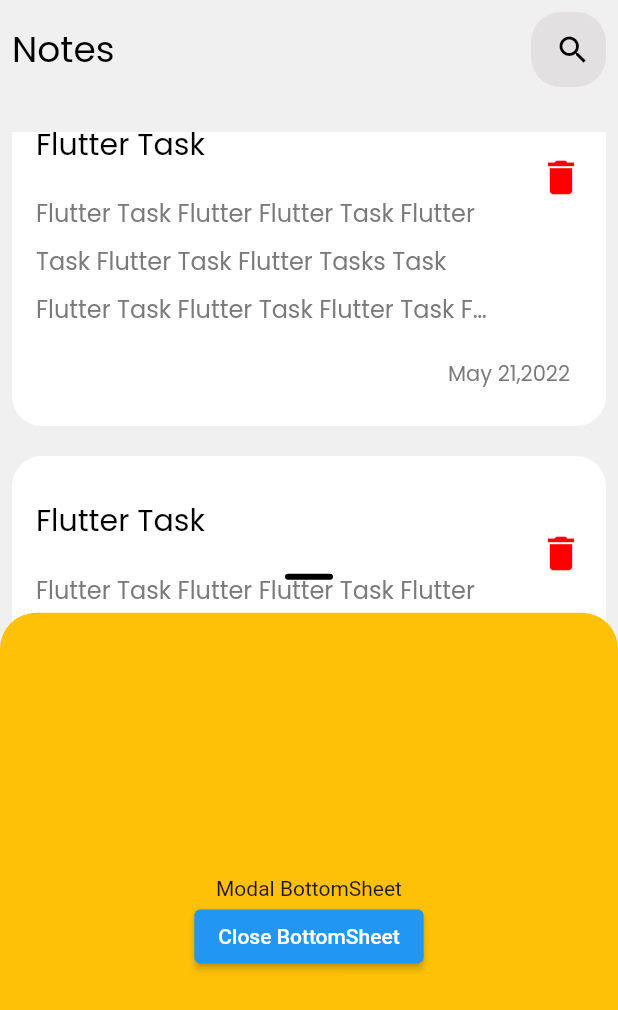
After one commit to EzatRashad/notes_app, a Flutter app: the screen it shows after launch, scrolled down 2304 dp, after a tap on the "add" icon, on a phone screen of 412 x 824 dp. The commit adds this screen. Shown: the top 1010 px of the screen. Run offline on Flutter 3.47's test engine with Material 2 defaults, Android fonts, the phone set to English and light mode, and no system bars.

Commit message:
add  floatingActionButton and showModalBottomSheet

```diff
--- a/lib/presentation/ui/home/home.dart
+++ b/lib/presentation/ui/home/home.dart
@@ -1,6 +1,7 @@
 import 'package:flutter/material.dart';
 import 'package:notes_hive/core/themes/colors.dart';
 import 'package:notes_hive/core/utiles/utiles.dart';
+import 'package:notes_hive/presentation/ui/home/widgets/bottomSheet_body.dart';
 import 'package:notes_hive/presentation/ui/home/widgets/custom_appbar.dart';
 import 'package:notes_hive/presentation/ui/home/widgets/listview_item.dart';
 import 'package:notes_hive/presentation/ui/home/widgets/note_item.dart';
@@ -12,6 +13,22 @@
   Widget build(BuildContext context) {
     return Scaffold(
       backgroundColor: AppColors.backG,
+      floatingActionButton: FloatingActionButton(
+        onPressed: () {
+          showModalBottomSheet<void>(
+            backgroundColor: Colors.transparent,
+            barrierColor: Colors.transparent,
+            enableDrag: true,
+            showDragHandle: true,
+            context: context,
+            builder: (BuildContext context) {
+              return const BottomSheetBody();
+            },
+          );
+        },
+        backgroundColor: AppColors.greenDone,
+        child: const Icon(Icons.add),
+      ),
       body: SafeArea(
           child: Padding(
         padding: const EdgeInsets.all(8.0),
--- /dev/null
+++ b/lib/presentation/ui/home/widgets/bottomSheet_body.dart
@@ -0,0 +1,30 @@
+import 'package:flutter/material.dart';
+
+class BottomSheetBody extends StatelessWidget {
+  const BottomSheetBody({super.key});
+
+  @override
+  Widget build(BuildContext context) {
+    return Container(
+      decoration: const BoxDecoration(
+        borderRadius: BorderRadius.only(
+            topLeft: Radius.circular(24), topRight: Radius.circular(24)),
+        color: Colors.amber,
+      ),
+      height: 500,
+      child: Center(
+        child: Column(
+          mainAxisAlignment: MainAxisAlignment.center,
+          mainAxisSize: MainAxisSize.min,
+          children: <Widget>[
+            const Text('Modal BottomSheet'),
+            ElevatedButton(
+              child: const Text('Close BottomSheet'),
+              onPressed: () => Navigator.pop(context),
+            ),
+          ],
+        ),
+      ),
+    );
+  }
+}
```
